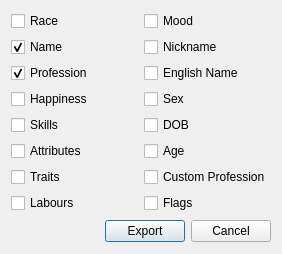
Before: the Qt Designer form Runesmith/export.ui in DFHack/Runesmith, drawn with Qt 5.
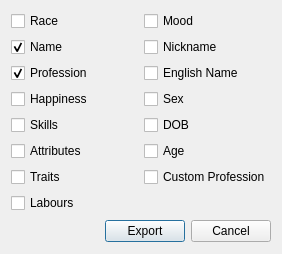
After: the same form once the commit is applied. Icons and pictures are not drawn.

What changed in the file:
```diff
--- a/Runesmith/export.ui
+++ b/Runesmith/export.ui
@@ -187,13 +187,6 @@
      </property>
     </widget>
    </item>
-   <item row="9" column="1">
-    <widget class="QCheckBox" name="flagCB">
-     <property name="text">
-      <string>Flags</string>
-     </property>
-    </widget>
-   </item>
    <item row="10" column="0">
     <spacer name="verticalSpacer">
      <property name="orientation">
```
